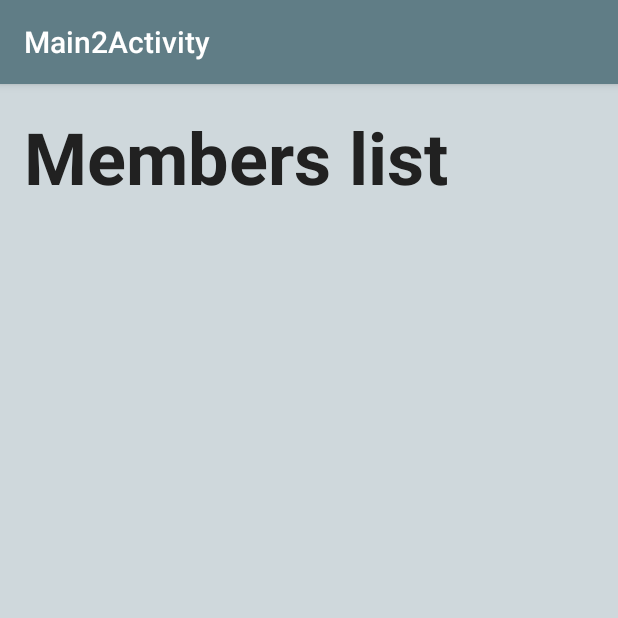
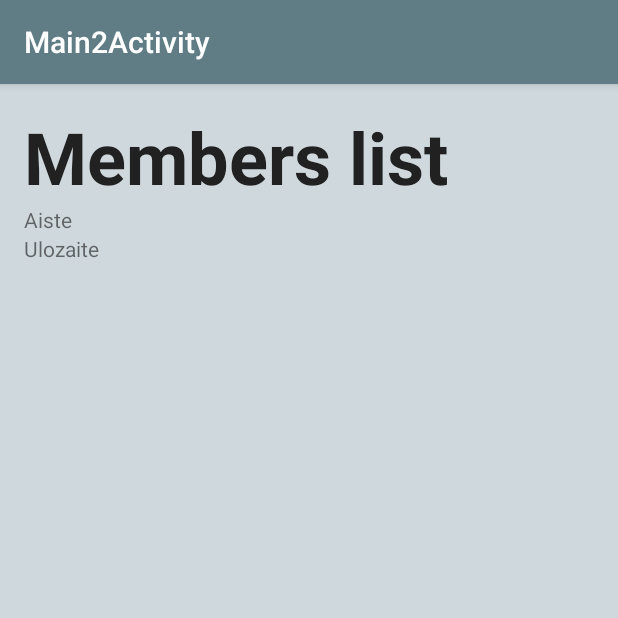
Before and after one commit to ClientStrong/Android, an Android app: the Main2Activity screen opened directly, with no data from a screen before it, on a phone screen of 412 x 824 dp, the top half of it. Run offline under Robolectric (Android 15) with nearby library versions, the phone set to English and light mode, and no system bars; network calls fail.

```diff
--- a/clientstrong/app/src/main/java/v3/clientstrong/Main2Activity.java
+++ b/clientstrong/app/src/main/java/v3/clientstrong/Main2Activity.java
@@ -5,7 +5,21 @@ import android.support.design.widget.FloatingActionButton;
 import android.support.design.widget.Snackbar;
 import android.support.v7.app.AppCompatActivity;
 import android.support.v7.widget.Toolbar;
+import android.util.Log;
 import android.view.View;
+import android.widget.TextView;
+
+import com.android.volley.AuthFailureError;
+import com.android.volley.Request;
+import com.android.volley.Response;
+import com.android.volley.VolleyError;
+import com.android.volley.toolbox.JsonObjectRequest;
+
+import org.json.JSONException;
+import org.json.JSONObject;
+
+import java.util.HashMap;
+import java.util.Map;
 
 public class Main2Activity extends AppCompatActivity {
 
@@ -24,6 +38,56 @@ public class Main2Activity extends AppCompatActivity {
                         .setAction("Action", null).show();
             }
         });
+
+        final TextView firstName = (TextView) findViewById(R.id.first_name);
+        final TextView lastName = (TextView) findViewById(R.id.lastname);
+
+        /**
+         * Processes GET with access_token request to get JSONObject;
+         */
+        String url = "https://warm-refuge-4462.herokuapp.com/api/v1/members/3";
+
+        JsonObjectRequest jsObjRequest = new JsonObjectRequest
+                (Request.Method.GET, url, null, new Response.Listener<JSONObject>() {
+
+                    @Override
+                    public void onResponse(JSONObject response) {
+
+                        String firstNameString = null;
+                        String lastNameString = null;
+                        try {
+                            firstNameString = response.getString("first_name");
+                            lastNameString = response.getString("last_name");
+                        } catch (JSONException e) {
+                            e.printStackTrace();
+                        }
+                        firstName.setText(firstNameString);
+                        lastName.setText(lastNameString);
+                        Log.i("Response OK", response.toString());
+                    }
+                }, new Response.ErrorListener() {
+
+                    @Override
+                    public void onErrorResponse(VolleyError error) {
+                        // TODO Auto-generated method stub
+                        Log.i("Response ERROR", error.toString());
+
+                    }
+                })
+        {
+
+            // Overrides header; necessary to set response type;
+            @Override
+            public Map<String, String> getHeaders() throws AuthFailureError {
+                Map<String, String> params = new HashMap<>();
+                String tokenCode = "mVjDPcx1saL6ko4FR7UEaQtt";
+                params.put("Accept", "application/json");
+                params.put("Authorization", "Token token=" + tokenCode);
+
+                return params;
+            }
+        };
+
+        MySingleton.getInstance(getApplicationContext()).addToRequestQueue(jsObjRequest);
     }
-
 }
--- a/clientstrong/app/src/main/java/v3/clientstrong/MainActivity.java
+++ b/clientstrong/app/src/main/java/v3/clientstrong/MainActivity.java
@@ -162,7 +162,7 @@ public class MainActivity extends AppCompatActivity {
         });
 
         /**
-         * Processes GET with access_token request to get JSONArray;
+         * Processes GET with access_token request to get JSONObject;
          */
         ImageView getWithAccessRequest = (ImageView) findViewById(R.id.scheduleIcon);
 
--- a/clientstrong/app/src/main/res/layout/content_main2.xml
+++ b/clientstrong/app/src/main/res/layout/content_main2.xml
@@ -9,6 +9,7 @@
     android:paddingLeft="@dimen/activity_horizontal_margin"
     android:paddingRight="@dimen/activity_horizontal_margin"
     android:paddingTop="@dimen/activity_vertical_margin"
+    android:orientation="vertical"
     app:layout_behavior="@string/appbar_scrolling_view_behavior"
     tools:context="v3.clientstrong.Main2Activity"
     tools:showIn="@layout/activity_main2">
@@ -22,4 +23,16 @@
         android:textSize="48dp"
         android:text="Members list"/>
 
+    <TextView
+        android:layout_width="wrap_content"
+        android:layout_height="wrap_content"
+        android:id="@+id/first_name"
+        android:text="Aiste"/>
+
+    <TextView
+        android:layout_width="wrap_content"
+        android:layout_height="wrap_content"
+        android:id="@+id/lastname"
+        android:text="Ulozaite"/>
+
 </LinearLayout>
```
Also changed, not shown: clientstrong/app/src/main/java/v3/clientstrong/ApplicationController.java (deleted, +0 -99 lines).
